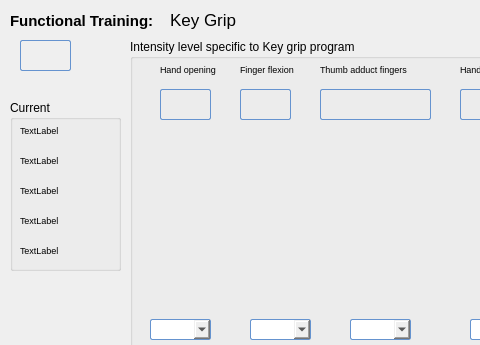
Before: the Qt Designer form POML060_v1/programkeygripv2.ui in viniltc/POML060, drawn with Qt 5; both pictures show x 0 to 480 and y 0 to 345 of the 630 by 576 pixel window.
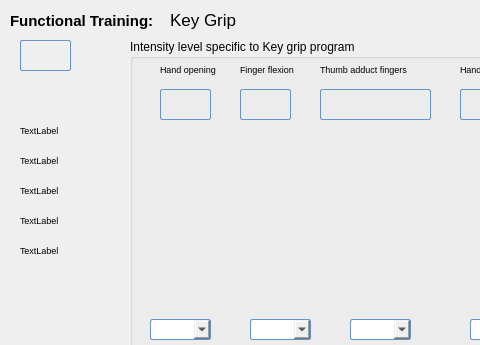
After: the same form once the commit is applied. Icons and pictures are not drawn.

Patch:
```diff
--- a/POML060_v1/programkeygripv2.ui
+++ b/POML060_v1/programkeygripv2.ui
@@ -1201,19 +1201,6 @@
      <string>TextLabel</string>
     </property>
    </widget>
-   <widget class="QGroupBox" name="groupBox_2">
-    <property name="geometry">
-     <rect>
-      <x>10</x>
-      <y>100</y>
-      <width>111</width>
-      <height>171</height>
-     </rect>
-    </property>
-    <property name="title">
-     <string>Current</string>
-    </property>
-   </widget>
    <widget class="QLabel" name="label_ADP">
     <property name="geometry">
      <rect>
```
Left out of the diff: 32 changed lines with no effect on the pictures.
